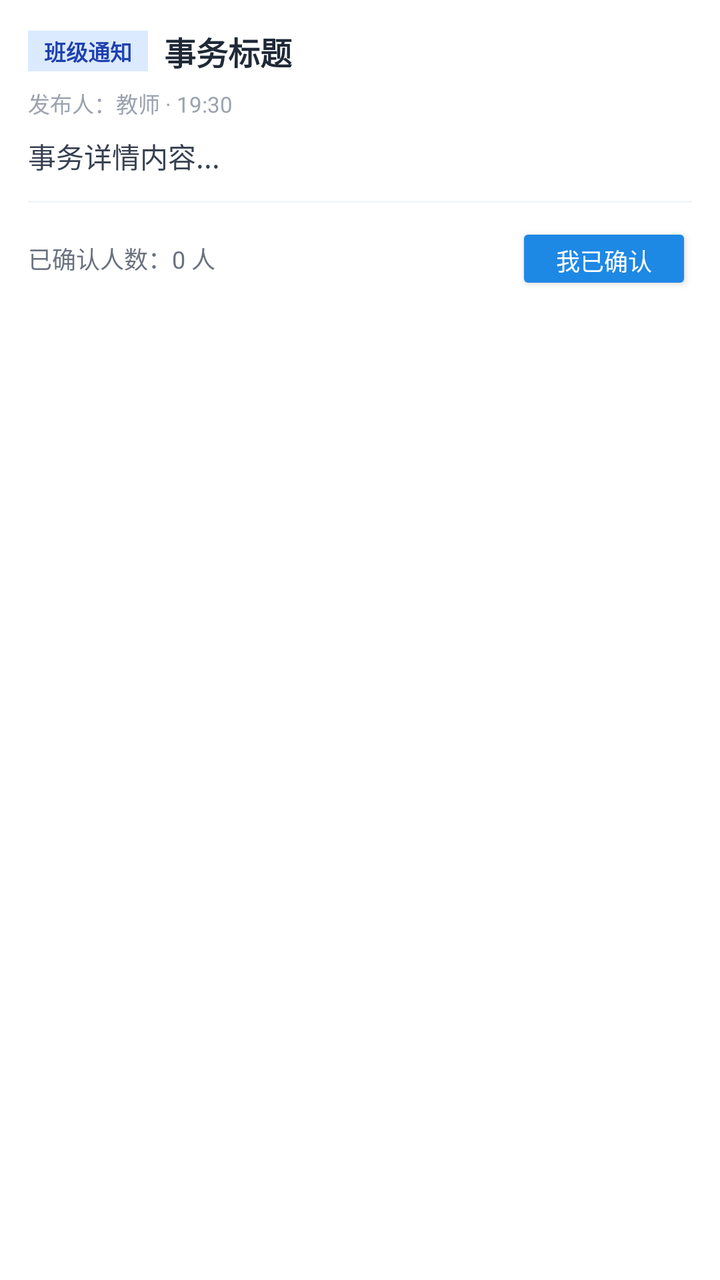
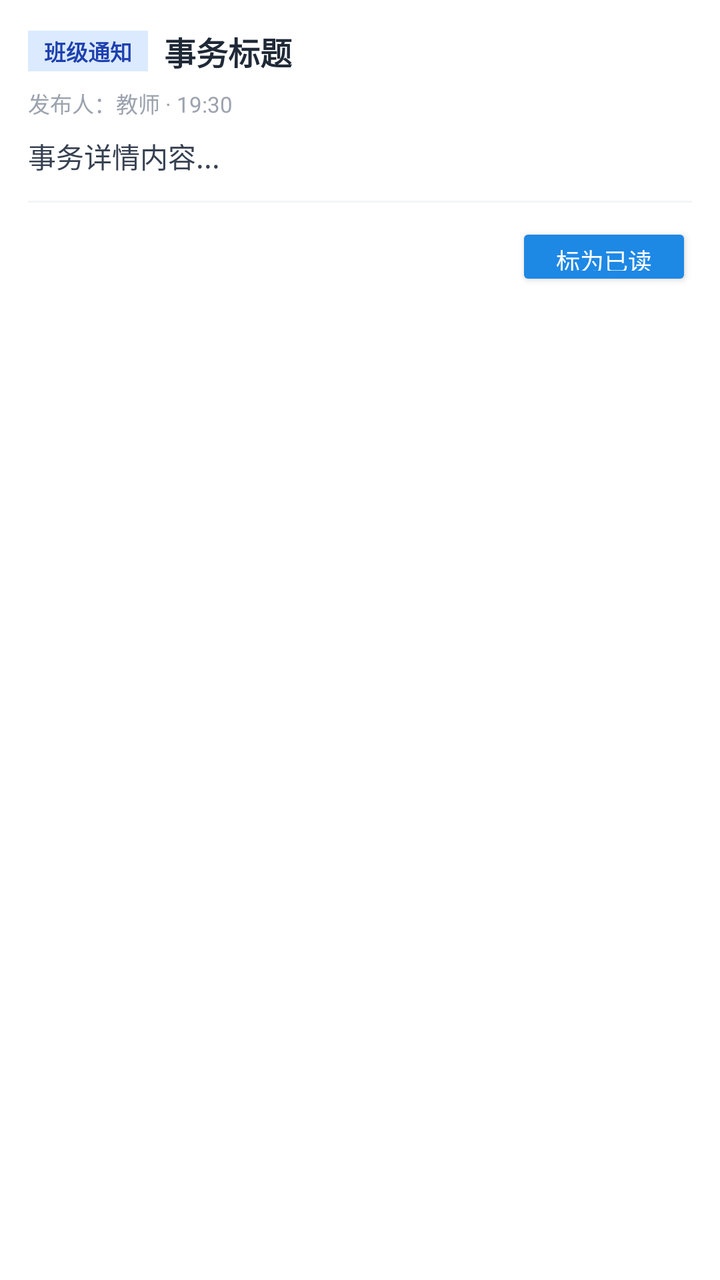

The first picture is an Android layout as it rendered before a commit; the second is the same layout after the commit. The layout source and the unified diff follow.
<!-- AndroidManifest.xml: application theme Theme.CampusChat -->
<!-- res/layout/item_affair.xml -->
<?xml version="1.0" encoding="utf-8"?>
<LinearLayout
    xmlns:android="http://schemas.android.com/apk/res/android"
    android:layout_width="match_parent"
    android:layout_height="wrap_content"
    android:orientation="vertical"
    android:background="#FFFFFF"
    android:layout_marginStart="12dp"
    android:layout_marginEnd="12dp"
    android:layout_marginTop="8dp"
    android:layout_marginBottom="4dp"
    android:padding="14dp"
    android:elevation="1dp">

    
    <LinearLayout
        android:layout_width="match_parent"
        android:layout_height="wrap_content"
        android:gravity="center_vertical"
        android:orientation="horizontal">

        <TextView
            android:id="@+id/tvAffairTypeBadge"
            android:layout_width="wrap_content"
            android:layout_height="wrap_content"
            android:background="#DBEAFE"
            android:paddingStart="8dp"
            android:paddingTop="2dp"
            android:paddingEnd="8dp"
            android:paddingBottom="2dp"
            android:text="班级通知"
            android:textColor="#1E40AF"
            android:textSize="11sp"
            android:textStyle="bold" />

        <TextView
            android:id="@+id/tvAffairTitle"
            android:layout_width="0dp"
            android:layout_height="wrap_content"
            android:layout_weight="1"
            android:layout_marginStart="8dp"
            android:ellipsize="end"
            android:maxLines="1"
            android:text="事务标题"
            android:textColor="#1F2937"
            android:textSize="16sp"
            android:textStyle="bold" />
    </LinearLayout>

    
    <TextView
        android:id="@+id/tvAffairMeta"
        android:layout_width="wrap_content"
        android:layout_height="wrap_content"
        android:layout_marginTop="6dp"
        android:text="发布人：教师 · 19:30"
        android:textColor="#9CA3AF"
        android:textSize="11sp" />

    
    <TextView
        android:id="@+id/tvAffairContent"
        android:layout_width="match_parent"
        android:layout_height="wrap_content"
        android:layout_marginTop="8dp"
        android:lineSpacingExtra="3dp"
        android:text="事务详情内容..."
        android:textColor="#374151"
        android:textSize="14sp" />

    
    <View
        android:layout_width="match_parent"
        android:layout_height="1dp"
        android:layout_marginTop="12dp"
        android:layout_marginBottom="10dp"
        android:background="#F3F4F6" />

    
    <RelativeLayout
        android:layout_width="match_parent"
        android:layout_height="wrap_content">

        <TextView
            android:id="@+id/tvConfirmedStats"
            android:layout_width="wrap_content"
            android:layout_height="wrap_content"
            android:layout_centerVertical="true"
            android:text="已确认人数：0 人"
            android:textColor="#6B7280"
            android:textSize="12sp" />

        <Button
            android:id="@+id/btnConfirmAffair"
            android:layout_width="wrap_content"
            android:layout_height="36dp"
            android:layout_alignParentEnd="true"
            android:layout_centerVertical="true"
            android:backgroundTint="#1E88E5"
            android:paddingStart="12dp"
            android:paddingEnd="12dp"
            android:text="我已确认"
            android:textColor="#FFFFFF"
            android:textSize="12sp" />
    </RelativeLayout>

</LinearLayout>
<!-- resources referenced by this layout -->
<resources>
  <style name="Theme.CampusChat" parent="Theme.AppCompat.Light.NoActionBar">
          
          <item name="colorPrimary">@color/brand_primary</item>
          <item name="colorPrimaryDark">@color/brand_primary_dark</item>
          <item name="colorAccent">@color/brand_accent</item>
  
          
          <item name="android:windowBackground">@color/app_background</item>
  
          
          <item name="android:statusBarColor">@color/brand_primary_dark</item>
      </style>
  <color name="brand_primary">#1E88E5</color>
  <color name="brand_primary_dark">#1565C0</color>
  <color name="brand_accent">#00ACC1</color>
  <color name="app_background">#F4F6F9</color>
</resources>

<!-- the commit's change to res/layout/item_affair.xml (unified diff, before → after) -->
@@ -48,14 +48,32 @@
     </LinearLayout>
 
     
-    <TextView
-        android:id="@+id/tvAffairMeta"
-        android:layout_width="wrap_content"
+    <LinearLayout
+        android:layout_width="match_parent"
         android:layout_height="wrap_content"
         android:layout_marginTop="6dp"
-        android:text="发布人：教师 · 19:30"
-        android:textColor="#9CA3AF"
-        android:textSize="11sp" />
+        android:gravity="center_vertical"
+        android:orientation="horizontal">
+
+        <TextView
+            android:id="@+id/tvAffairMeta"
+            android:layout_width="0dp"
+            android:layout_height="wrap_content"
+            android:layout_weight="1"
+            android:text="发布人：教师 · 19:30"
+            android:textColor="#9CA3AF"
+            android:textSize="11sp" />
+
+        <TextView
+            android:id="@+id/tvAffairDeadline"
+            android:layout_width="wrap_content"
+            android:layout_height="wrap_content"
+            android:text="截止时间：10-25 18:00"
+            android:textColor="#DC2626"
+            android:textSize="11sp"
+            android:textStyle="bold"
+            android:visibility="gone" />
+    </LinearLayout>
 
     
     <TextView
@@ -68,7 +86,6 @@
         android:textColor="#374151"
         android:textSize="14sp" />
 
-    
     <View
         android:layout_width="match_parent"
         android:layout_height="1dp"
@@ -77,31 +94,48 @@
         android:background="#F3F4F6" />
 
     
-    <RelativeLayout
+    <LinearLayout
         android:layout_width="match_parent"
-        android:layout_height="wrap_content">
+        android:layout_height="wrap_content"
+        android:gravity="end|center_vertical"
+        android:orientation="horizontal">
 
-        <TextView
-            android:id="@+id/tvConfirmedStats"
+        <Button
+            android:id="@+id/btnEditAffair"
             android:layout_width="wrap_content"
-            android:layout_height="wrap_content"
-            android:layout_centerVertical="true"
-            android:text="已确认人数：0 人"
-            android:textColor="#6B7280"
-            android:textSize="12sp" />
+            android:layout_height="34dp"
+            android:layout_marginEnd="6dp"
+            android:backgroundTint="#F3F4F6"
+            android:paddingStart="10dp"
+            android:paddingEnd="10dp"
+            android:text="编辑"
+            android:textColor="#374151"
+            android:textSize="11sp"
+            android:visibility="gone" />
+
+        <Button
+            android:id="@+id/btnDeleteAffair"
+            android:layout_width="wrap_content"
+            android:layout_height="34dp"
+            android:layout_marginEnd="6dp"
+            android:backgroundTint="#FEE2E2"
+            android:paddingStart="10dp"
+            android:paddingEnd="10dp"
+            android:text="删除"
+            android:textColor="#DC2626"
+            android:textSize="11sp"
+            android:visibility="gone" />
 
         <Button
             android:id="@+id/btnConfirmAffair"
             android:layout_width="wrap_content"
-            android:layout_height="36dp"
-            android:layout_alignParentEnd="true"
-            android:layout_centerVertical="true"
+            android:layout_height="34dp"
             android:backgroundTint="#1E88E5"
             android:paddingStart="12dp"
             android:paddingEnd="12dp"
-            android:text="我已确认"
+            android:text="标为已读"
             android:textColor="#FFFFFF"
             android:textSize="12sp" />
-    </RelativeLayout>
+    </LinearLayout>
 
 </LinearLayout>
